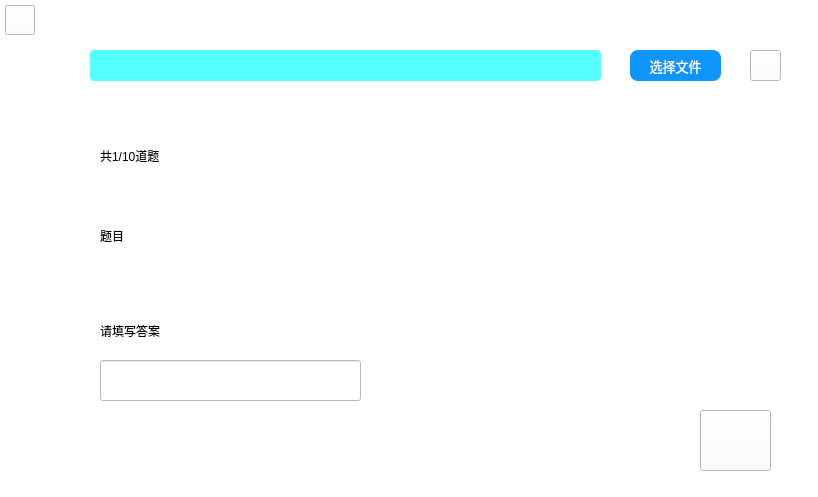
Above: Four_operation_generators/form2.ui from CJK000/Myapp before the change. Below: the same form after it.
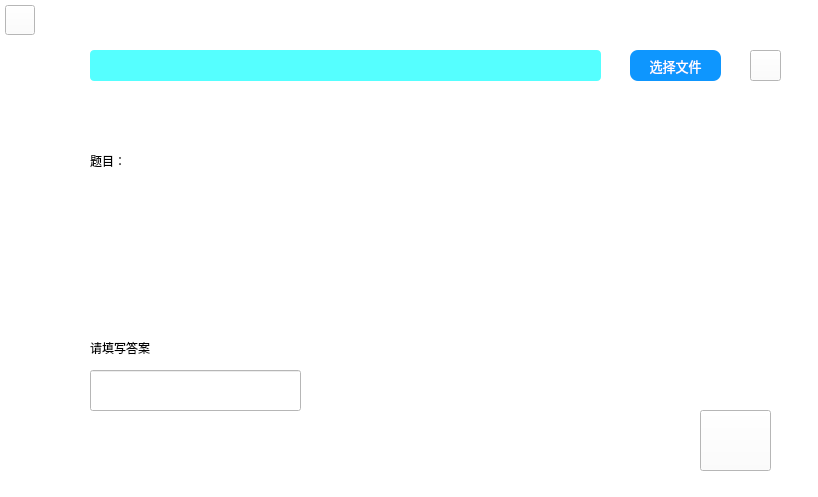
That is the form after the change. Icons and pictures are not drawn.

```diff
--- a/Four_operation_generators/form2.ui
+++ b/Four_operation_generators/form2.ui
@@ -105,55 +105,6 @@
     <string/>
    </property>
   </widget>
-  <widget class="QLabel" name="label">
-   <property name="geometry">
-    <rect>
-     <x>100</x>
-     <y>210</y>
-     <width>261</width>
-     <height>51</height>
-    </rect>
-   </property>
-   <property name="text">
-    <string>题目</string>
-   </property>
-  </widget>
-  <widget class="QLabel" name="label_2">
-   <property name="geometry">
-    <rect>
-     <x>100</x>
-     <y>140</y>
-     <width>81</width>
-     <height>31</height>
-    </rect>
-   </property>
-   <property name="text">
-    <string>共1/10道题</string>
-   </property>
-  </widget>
-  <widget class="QLineEdit" name="lineEdit_2">
-   <property name="geometry">
-    <rect>
-     <x>100</x>
-     <y>360</y>
-     <width>261</width>
-     <height>41</height>
-    </rect>
-   </property>
-  </widget>
-  <widget class="QLabel" name="label_3">
-   <property name="geometry">
-    <rect>
-     <x>100</x>
-     <y>315</y>
-     <width>111</width>
-     <height>31</height>
-    </rect>
-   </property>
-   <property name="text">
-    <string>请填写答案</string>
-   </property>
-  </widget>
   <widget class="QPushButton" name="pushButton_3">
    <property name="geometry">
     <rect>
@@ -186,6 +137,83 @@
     <string/>
    </property>
   </widget>
+  <widget class="QLabel" name="label_6">
+   <property name="geometry">
+    <rect>
+     <x>170</x>
+     <y>140</y>
+     <width>221</width>
+     <height>41</height>
+    </rect>
+   </property>
+   <property name="styleSheet">
+    <string notr="true">font: 16pt &quot;Agency FB&quot;;</string>
+   </property>
+   <property name="text">
+    <string/>
+   </property>
+  </widget>
+  <widget class="QLabel" name="label_4">
+   <property name="geometry">
+    <rect>
+     <x>90</x>
+     <y>140</y>
+     <width>61</width>
+     <height>41</height>
+    </rect>
+   </property>
+   <property name="styleSheet">
+    <string notr="true">font: 16pt &quot;Agency FB&quot;;</string>
+   </property>
+   <property name="text">
+    <string>题目：</string>
+   </property>
+  </widget>
+  <widget class="QLabel" name="label_7">
+   <property name="geometry">
+    <rect>
+     <x>90</x>
+     <y>220</y>
+     <width>541</width>
+     <height>61</height>
+    </rect>
+   </property>
+   <property name="styleSheet">
+    <string notr="true">font: 16pt &quot;Agency FB&quot;;</string>
+   </property>
+   <property name="text">
+    <string/>
+   </property>
+  </widget>
+  <widget class="QLabel" name="label_8">
+   <property name="geometry">
+    <rect>
+     <x>90</x>
+     <y>340</y>
+     <width>91</width>
+     <height>16</height>
+    </rect>
+   </property>
+   <property name="text">
+    <string>请填写答案</string>
+   </property>
+  </widget>
+  <widget class="QLineEdit" name="lineEdit_2">
+   <property name="geometry">
+    <rect>
+     <x>90</x>
+     <y>370</y>
+     <width>211</width>
+     <height>41</height>
+    </rect>
+   </property>
+   <property name="styleSheet">
+    <string notr="true">font: 12pt &quot;Agency FB&quot;;</string>
+   </property>
+   <property name="text">
+    <string/>
+   </property>
+  </widget>
  </widget>
  <resources/>
  <connections/>
```
